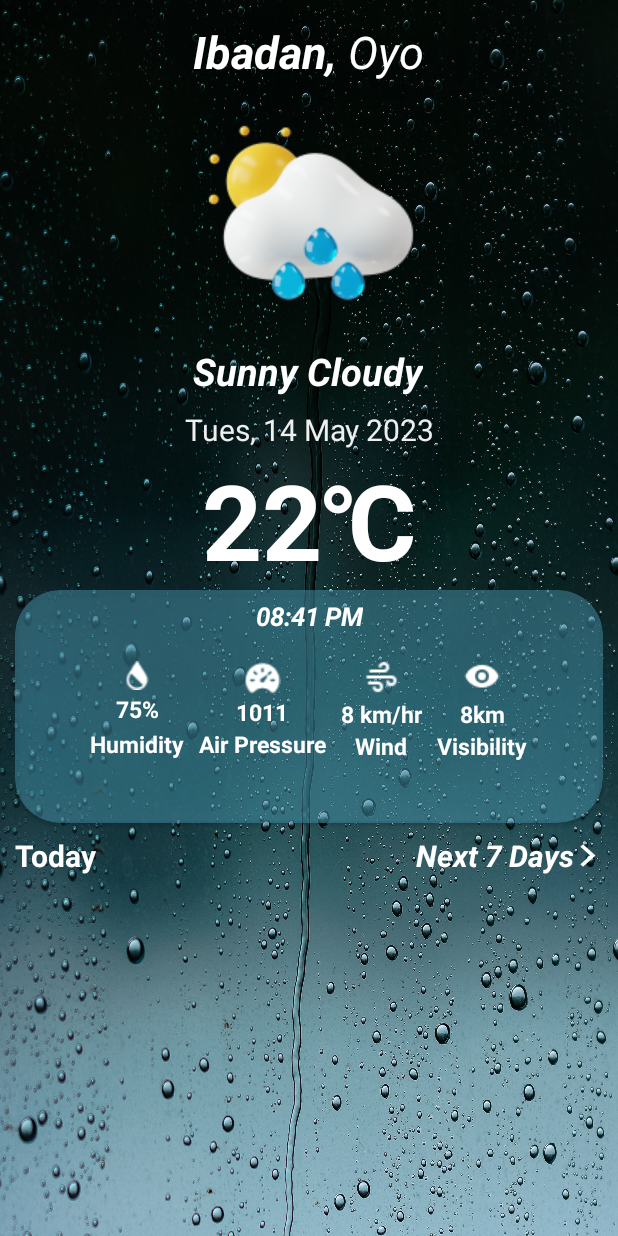
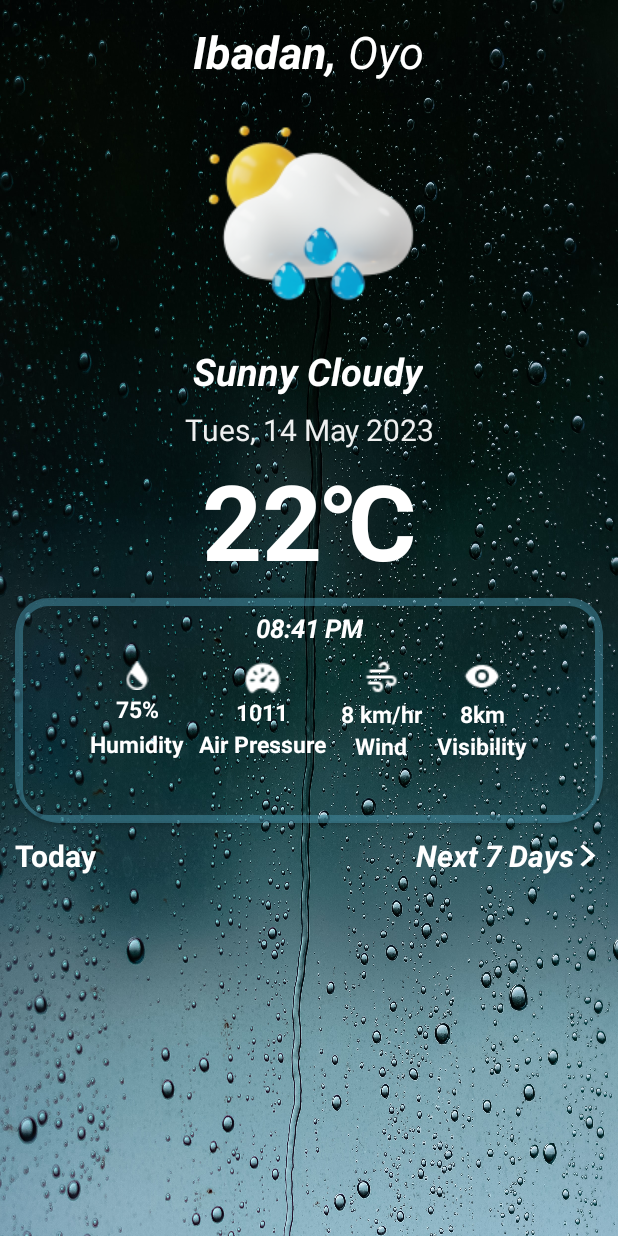
Before and after one commit to Toluwanimi9259/SkyCast, an Android app: the screen it shows after launch (MainActivity), on a phone screen of 412 x 824 dp. Run offline under Robolectric (Android 15) with nearby library versions, the phone set to English and light mode, and no system bars; our stand-ins replace Dagger/Hilt's generated code; pictures from the network do not load.

```diff
--- a/app/src/main/java/com/techafresh/skycast/MainActivity.kt
+++ b/app/src/main/java/com/techafresh/skycast/MainActivity.kt
@@ -145,7 +145,7 @@ class MainActivity : AppCompatActivity() {
             )
             return
         }
-        locationManager.requestLocationUpdates(LocationManager.GPS_PROVIDER , 500000 , 0F,locationListener)
+        locationManager.requestLocationUpdates(LocationManager.GPS_PROVIDER , 30000 , 0F,locationListener)
     }
 
     private fun isNetworkAvailable(context: Context?):Boolean{
--- a/app/src/main/res/drawable/roujn.xml
+++ b/app/src/main/res/drawable/roujn.xml
@@ -2,6 +2,6 @@
 <shape xmlns:android="http://schemas.android.com/apk/res/android" android:shape="rectangle">
 
     <corners android:radius="20dp"/>
-    <solid android:color="@color/sd"/>
+    <stroke android:color="@color/sd" android:width="5dp"/>
 
 </shape>
--- a/app/src/main/res/layout/fragment_main.xml
+++ b/app/src/main/res/layout/fragment_main.xml
@@ -99,8 +99,6 @@
             android:id="@+id/rV"
             android:layout_width="match_parent"
             android:layout_height="wrap_content"
-            app:layoutManager="androidx.recyclerview.widget.StaggeredGridLayoutManager"
-            app:spanCount="3"
             tools:listitem="@layout/card_item" />
 
     </LinearLayout>
@@ -152,7 +150,7 @@
         android:layout_width="match_parent"
         android:layout_height="wrap_content"
         android:elevation="20dp"
-        app:cardBackgroundColor="@color/sd"
+        app:cardBackgroundColor="@android:color/transparent"
         app:cardCornerRadius="30dp"
         app:layout_constraintEnd_toEndOf="parent"
         app:layout_constraintHorizontal_bias="0.5"
@@ -163,6 +161,7 @@
             android:layout_width="match_parent"
             android:layout_height="150dp"
             android:layout_marginTop="5dp"
+            android:background="@drawable/roujn"
             app:layout_constraintEnd_toEndOf="parent"
             app:layout_constraintHorizontal_bias="0.5"
             app:layout_constraintStart_toStartOf="parent"
@@ -324,6 +323,7 @@
                 android:id="@+id/textViewTime"
                 android:layout_width="wrap_content"
                 android:layout_height="wrap_content"
+                android:layout_marginTop="8dp"
                 android:text="08:41 PM"
                 android:textAlignment="center"
                 android:textColor="@color/white"
```
Also changed, not shown: app/src/main/java/com/techafresh/skycast/presentation/adapters/HoursAdapter.kt (added, +49 -0 lines), app/src/main/java/com/techafresh/skycast/presentation/fragments/main/MainFragment.kt (+24 -1 lines), app/src/main/res/layout/card_item.xml (+8 -7 lines).
